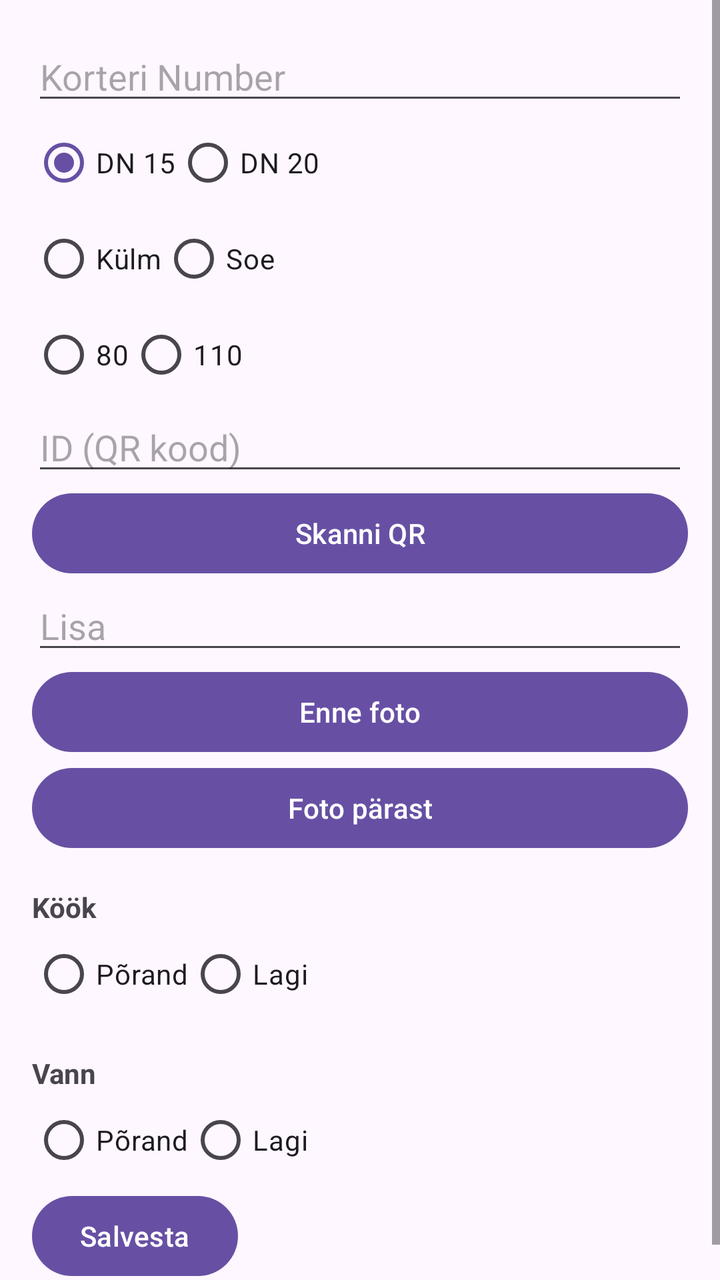
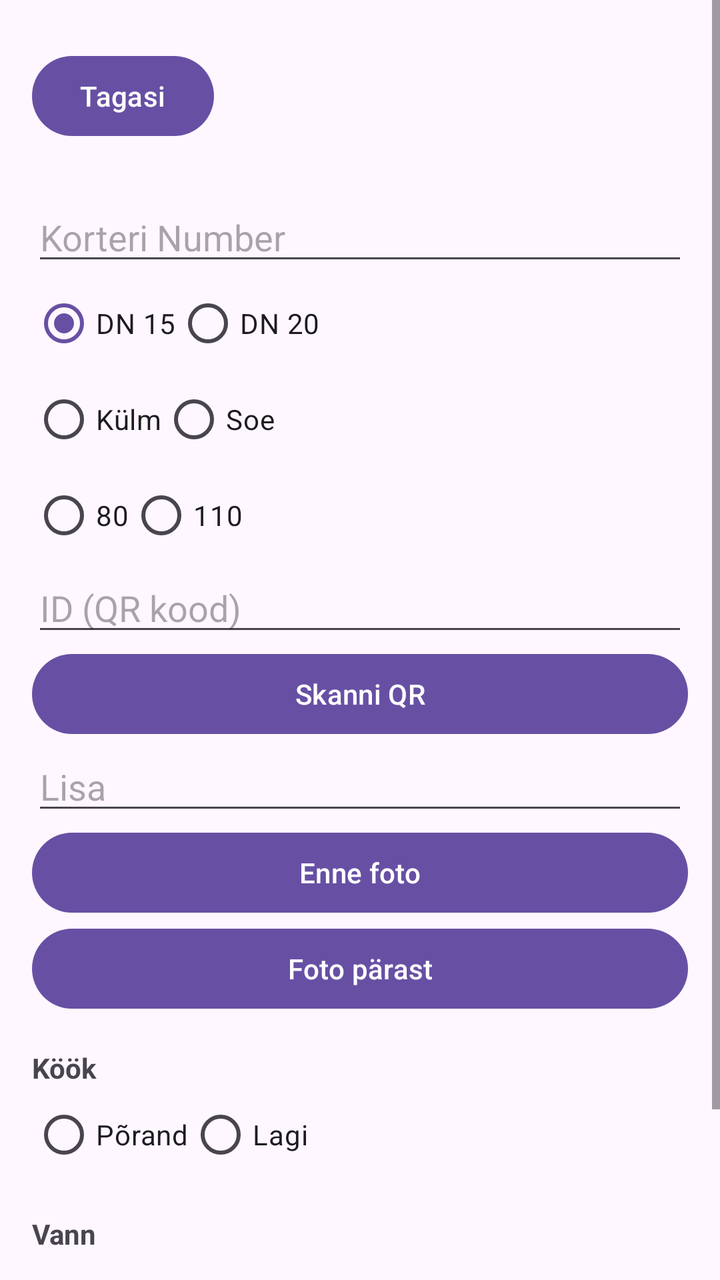

Screens rendered from an Android XML layout before and after an edit, with the pre-edit source and the edit as a unified diff.
<!-- AndroidManifest.xml: application theme Theme.QRScannerApp -->
<!-- res/layout/activity_main.xml -->
<?xml version="1.0" encoding="utf-8"?>
<ScrollView xmlns:android="http://schemas.android.com/apk/res/android"
    android:layout_width="match_parent"
    android:layout_height="match_parent">


    <LinearLayout
        android:layout_width="match_parent"
        android:layout_height="wrap_content"
        android:orientation="vertical"
        android:padding="16dp">


        <EditText
            android:id="@+id/etApartment"
            android:layout_width="match_parent"
            android:layout_height="wrap_content"
            android:hint="Korteri Number" />

        <RadioGroup
            android:id="@+id/rgDNType"
            android:layout_width="wrap_content"
            android:layout_height="wrap_content"
            android:orientation="horizontal">
            <RadioButton
                android:id="@+id/rgDN15"
                android:layout_width="wrap_content"
                android:layout_height="wrap_content"
                android:text="DN 15"
                android:checked="true"/>

            <RadioButton
                android:id="@+id/rgDN20"
                android:layout_width="wrap_content"
                android:layout_height="wrap_content"
                android:text="DN 20" />
        </RadioGroup>

        <RadioGroup
            android:id="@+id/rgWaterType"
            android:layout_width="wrap_content"
            android:layout_height="wrap_content"
            android:orientation="horizontal">

            <RadioButton
                android:id="@+id/rbCold"
                android:layout_width="wrap_content"
                android:layout_height="wrap_content"
                android:text="Külm" />

            <RadioButton
                android:id="@+id/rbHot"
                android:layout_width="wrap_content"
                android:layout_height="wrap_content"
                android:text="Soe" />
        </RadioGroup>

        <RadioGroup
            android:id="@+id/rgSize"
            android:layout_width="wrap_content"
            android:layout_height="wrap_content"
            android:orientation="horizontal">

            <RadioButton
                android:id="@+id/rb80"
                android:layout_width="wrap_content"
                android:layout_height="wrap_content"
                android:text="80" />

            <RadioButton
                android:id="@+id/rb110"
                android:layout_width="wrap_content"
                android:layout_height="wrap_content"
                android:text="110" />
        </RadioGroup>

        <EditText
            android:id="@+id/etQrId"
            android:layout_width="match_parent"
            android:layout_height="wrap_content"
            android:hint="ID (QR kood)"
            android:focusable="false" />


        <Button
            android:id="@+id/btnScan"
            android:layout_width="match_parent"
            android:layout_height="wrap_content"
            android:text="Skanni QR" />

        <EditText
            android:id="@+id/etComment"
            android:layout_width="match_parent"
            android:layout_height="wrap_content"
            android:hint="Lisa" />

        <Button
            android:id="@+id/btnPhotoBefore"
            android:layout_width="match_parent"
            android:layout_height="wrap_content"
            android:text="Enne foto" />

        <Button
            android:id="@+id/btnPhotoAfter"
            android:layout_width="match_parent"
            android:layout_height="wrap_content"
            android:text="Foto pärast" />

        <TextView
            android:layout_width="wrap_content"
            android:layout_height="wrap_content"
            android:text="Köök"
            android:textStyle="bold"
            android:layout_marginTop="16dp"/>

        <RadioGroup
            android:id="@+id/rgKitchen"
            android:layout_width="wrap_content"
            android:layout_height="wrap_content"
            android:orientation="horizontal">

            <RadioButton
                android:id="@+id/rbKitchenFloor"
                android:layout_width="wrap_content"
                android:layout_height="wrap_content"
                android:text="Põrand" />

            <RadioButton
                android:id="@+id/rbKitchenCeiling"
                android:layout_width="wrap_content"
                android:layout_height="wrap_content"
                android:text="Lagi"/>
        </RadioGroup>

        <TextView
            android:layout_width="wrap_content"
            android:layout_height="wrap_content"
            android:text="Vann"
            android:textStyle="bold"
            android:layout_marginTop="16dp"/>

        <RadioGroup
            android:id="@+id/rgBathroom"
            android:layout_width="wrap_content"
            android:layout_height="wrap_content"
            android:orientation="horizontal">

            <RadioButton
                android:id="@+id/rbBathroomFloor"
                android:layout_width="wrap_content"
                android:layout_height="wrap_content"
                android:text="Põrand" />

            <RadioButton
                android:id="@+id/rbBathroomCeiling"
                android:layout_width="wrap_content"
                android:layout_height="wrap_content"
                android:text="Lagi"/>
        </RadioGroup>

        <Button
            android:id="@+id/btnSave"
            android:layout_width="wrap_content"
            android:layout_height="wrap_content"
            android:text="Salvesta" />

    </LinearLayout>
</ScrollView>
<!-- resources referenced by this layout -->
<resources>
  <style name="Theme.QRScannerApp" parent="Base.Theme.QRScannerApp" />
  <style name="Base.Theme.QRScannerApp" parent="Theme.Material3.DayNight.NoActionBar">
          
          
      </style>
</resources>

<!-- the commit's change to res/layout/activity_main.xml (unified diff, before → after) -->
@@ -10,6 +10,19 @@
         android:orientation="vertical"
         android:padding="16dp">
 
+        <Button
+            android:id="@+id/btnBackToList"
+            android:layout_width="wrap_content"
+            android:layout_height="wrap_content"
+            android:layout_marginTop="8dp"
+            android:text="Tagasi" />
+
+        <TextView
+            android:id="@+id/tvHouse"
+            android:textSize="18sp"
+            android:textStyle="bold"
+            android:layout_width="wrap_content"
+            android:layout_height="wrap_content"/>
 
         <EditText
             android:id="@+id/etApartment"
@@ -100,11 +113,29 @@
             android:layout_height="wrap_content"
             android:text="Enne foto" />
 
+        <ImageView
+            android:id="@+id/imgBefore"
+            android:layout_width="match_parent"
+            android:layout_height="wrap_content"
+            android:maxHeight="300dp"
+            android:adjustViewBounds="true"
+            android:scaleType="centerInside"
+            android:background="#DDDDDD" />
+
         <Button
             android:id="@+id/btnPhotoAfter"
             android:layout_width="match_parent"
             android:layout_height="wrap_content"
             android:text="Foto pärast" />
+
+        <ImageView
+            android:id="@+id/imgAfter"
+            android:layout_width="match_parent"
+            android:layout_height="wrap_content"
+            android:maxHeight="300dp"
+            android:adjustViewBounds="true"
+            android:scaleType="centerInside"
+            android:background="#DDDDDD" />
 
         <TextView
             android:layout_width="wrap_content"
@@ -164,5 +195,6 @@
             android:layout_height="wrap_content"
             android:text="Salvesta" />
 
+
     </LinearLayout>
 </ScrollView>
